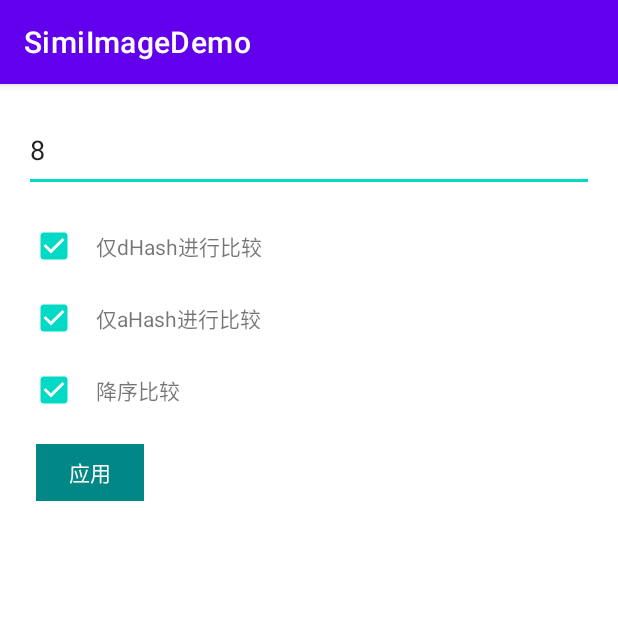
After one commit to panwj/pwjCode, an Android app: the SettingActivity screen opened directly, with no data from a screen before it, on a phone screen of 412 x 824 dp, the top half of it. The commit adds this screen. Run offline under Robolectric (Android 15) with nearby library versions, the phone set to English and light mode, and no system bars.

Commit message:
添加room数据库，优化展示场景

```diff
--- a/SimiImageDemo/app/build.gradle
+++ b/SimiImageDemo/app/build.gradle
@@ -52,6 +52,10 @@ dependencies {
 
     implementation 'com.github.bumptech.glide:glide:4.11.0'
     implementation project(path: ':OpencvSdk')
+
+    def room_version = "2.4.2"
+    implementation "androidx.room:room-runtime:$room_version"
+    annotationProcessor "androidx.room:room-compiler:$room_version"
 }
 
 static def getBuildId() {
--- a/SimiImageDemo/app/src/main/AndroidManifest.xml
+++ b/SimiImageDemo/app/src/main/AndroidManifest.xml
@@ -26,6 +26,7 @@
 
         <activity android:name=".GroupActivity" />
         <activity android:name=".SimiImageActivity" />
+        <activity android:name=".SettingActivity" />
     </application>
 
 </manifest>
--- a/SimiImageDemo/app/src/main/java/com/ex/simi/MainActivity.java
+++ b/SimiImageDemo/app/src/main/java/com/ex/simi/MainActivity.java
@@ -108,6 +108,11 @@ public class MainActivity extends AppCompatActivity implements PermissionHelper.
         }
     }
 
+    public void setting(View view) {
+        Intent intent = new Intent(MainActivity.this, SettingActivity.class);
+        startActivity(intent);
+    }
+
     private class Adapter extends BaseAdapter {
         List<Photo> photos;
 
--- /dev/null
+++ b/SimiImageDemo/app/src/main/java/com/ex/simi/SettingActivity.java
@@ -0,0 +1,103 @@
+package com.ex.simi;
+
+import android.content.Context;
+import android.content.SharedPreferences;
+import android.os.Bundle;
+import android.text.TextUtils;
+import android.view.View;
+import android.widget.CheckBox;
+import android.widget.CompoundButton;
+import android.widget.EditText;
+import android.widget.TextView;
+import android.widget.Toast;
+
+import androidx.annotation.Nullable;
+import androidx.appcompat.app.AppCompatActivity;
+
+import com.ex.simi.dao.PictureDaoManager;
+import com.ex.simi.util.Logv;
+
+public class SettingActivity extends AppCompatActivity {
+
+    private EditText mEditText;
+    private CheckBox mDCb, mACb, mDescCb;
+    private TextView mOk;
+    private boolean dHash = true, aHash = true, desc;
+
+    @Override
+    protected void onCreate(@Nullable Bundle savedInstanceState) {
+        super.onCreate(savedInstanceState);
+        setContentView(R.layout.activity_setting);
+        mEditText = findViewById(R.id.editText);
+        mDCb = findViewById(R.id.cb_dHash);
+        mACb = findViewById(R.id.cb_aHash);
+        mDescCb = findViewById(R.id.cb_desc);
+        mOk = findViewById(R.id.ok);
+
+        SharedPreferences sharedPreferences = getSharedPreferences(getApplicationContext().getPackageName() + "_preferences", Context.MODE_PRIVATE);
+        SharedPreferences.Editor editor = sharedPreferences.edit();
+
+        int sampleSize = sharedPreferences.getInt("sampleSize", 8);
+        dHash = sharedPreferences.getBoolean("dHash", true);
+        aHash = sharedPreferences.getBoolean("aHash", true);
+        desc = sharedPreferences.getBoolean("desc", true);
+//        Logv.e("setting sampleSize : " + sampleSize + "   dHash : " + dHash + "  aHash : " + aHash + "  desc : " + desc);
+
+        mDCb.setChecked(dHash);
+        mACb.setChecked(aHash);
+        mDescCb.setChecked(desc);
+        mEditText.setText("" + sampleSize);
+
+        mDCb.setOnCheckedChangeListener(new CompoundButton.OnCheckedChangeListener() {
+            @Override
+            public void onCheckedChanged(CompoundButton buttonView, boolean isChecked) {
+                dHash = isChecked;
+            }
+        });
+
+        mACb.setOnCheckedChangeListener(new CompoundButton.OnCheckedChangeListener() {
+            @Override
+            public void onCheckedChanged(CompoundButton buttonView, boolean isChecked) {
+                aHash = isChecked;
+            }
+        });
+
+        mDescCb.setOnCheckedChangeListener(new CompoundButton.OnCheckedChangeListener() {
+            @Override
+            public void onCheckedChanged(CompoundButton buttonView, boolean isChecked) {
+                desc = isChecked;
+            }
+        });
+
+        mOk.setOnClickListener(new View.OnClickListener() {
+            @Override
+            public void onClick(View v) {
+                String sm = mEditText.getText().toString();
+
+                if (TextUtils.isEmpty(sm)) {
+                    Toast.makeText(SettingActivity.this, "采样率必须设置", Toast.LENGTH_SHORT).show();
+                    return;
+                }
+
+                if (!(dHash || aHash)) {
+                    Toast.makeText(SettingActivity.this, "dHash 或 aHash 必须设置", Toast.LENGTH_SHORT).show();
+                    return;
+                }
+
+//                Logv.e(sm + "   " + dHash + "   " + aHash);
+                editor.putInt("sampleSize", Integer.valueOf(sm));
+                editor.putBoolean("dHash", dHash);
+                editor.putBoolean("aHash", aHash);
+                editor.putBoolean("desc", desc);
+                editor.commit();
+                new Thread(new Runnable() {
+                    @Override
+                    public void run() {
+                        PictureDaoManager.getDatabase(SettingActivity.this).getPictureDao().deleteAll();
+                    }
+                }).start();
+            }
+        });
+
+    }
+}
--- /dev/null
+++ b/SimiImageDemo/app/src/main/res/layout/activity_setting.xml
@@ -0,0 +1,82 @@
+<?xml version="1.0" encoding="utf-8"?>
+<androidx.constraintlayout.widget.ConstraintLayout xmlns:android="http://schemas.android.com/apk/res/android"
+    android:layout_width="match_parent"
+    android:layout_height="match_parent"
+    xmlns:app="http://schemas.android.com/apk/res-auto">
+
+    <EditText
+        android:id="@+id/editText"
+        android:layout_width="match_parent"
+        android:layout_height="56dp"
+        android:hint="默认采样8"
+        android:numeric="integer"
+        app:layout_constraintTop_toTopOf="parent"
+        android:layout_margin="16dp"/>
+
+    <CheckBox
+        android:id="@+id/cb_dHash"
+        android:layout_width="24dp"
+        android:layout_height="24dp"
+        android:layout_margin="24dp"
+        android:textColor="@color/black"
+        app:layout_constraintStart_toStartOf="parent"
+        app:layout_constraintTop_toBottomOf="@id/editText"/>
+
+    <TextView
+        app:layout_constraintTop_toTopOf="@id/cb_dHash"
+        app:layout_constraintBottom_toBottomOf="@id/cb_dHash"
+        app:layout_constraintStart_toEndOf="@id/cb_dHash"
+        android:text="仅dHash进行比较"
+        android:layout_width="200dp"
+        android:layout_marginStart="16dp"
+        android:layout_height="wrap_content" />
+
+    <CheckBox
+        android:id="@+id/cb_aHash"
+        android:layout_width="24dp"
+        android:layout_height="24dp"
+        android:layout_margin="24dp"
+        android:textColor="@color/black"
+        app:layout_constraintStart_toStartOf="parent"
+        app:layout_constraintTop_toBottomOf="@id/cb_dHash"/>
+
+    <TextView
+        app:layout_constraintTop_toTopOf="@id/cb_aHash"
+        app:layout_constraintBottom_toBottomOf="@id/cb_aHash"
+        app:layout_constraintStart_toEndOf="@id/cb_aHash"
+        android:text="仅aHash进行比较"
+        android:layout_width="200dp"
+        android:layout_marginStart="16dp"
+        android:layout_height="wrap_content" />
+
+    <CheckBox
+        android:id="@+id/cb_desc"
+        android:layout_width="24dp"
+        android:layout_height="24dp"
+        android:layout_margin="24dp"
+        android:textColor="@color/black"
+        app:layout_constraintStart_toStartOf="parent"
+        app:layout_constraintTop_toBottomOf="@id/cb_aHash"/>
+
+    <TextView
+        app:layout_constraintTop_toTopOf="@id/cb_desc"
+        app:layout_constraintBottom_toBottomOf="@id/cb_desc"
+        app:layout_constraintStart_toEndOf="@id/cb_desc"
+        android:text="降序比较"
+        android:layout_width="200dp"
+        android:layout_marginStart="16dp"
+        android:layout_height="wrap_content" />
+
+    <TextView
+        android:id="@+id/ok"
+        android:layout_width="72dp"
+        android:layout_height="38dp"
+        android:background="@color/teal_700"
+        android:layout_margin="24dp"
+        android:gravity="center"
+        android:textColor="@color/white"
+        app:layout_constraintTop_toBottomOf="@id/cb_desc"
+        app:layout_constraintStart_toStartOf="parent"
+        android:text="应用"/>
+
+</androidx.constraintlayout.widget.ConstraintLayout>
--- a/SimiImageDemo/app/src/main/res/layout/item1.xml
+++ b/SimiImageDemo/app/src/main/res/layout/item1.xml
@@ -7,7 +7,7 @@
     <TextView
         android:id="@+id/group"
         android:layout_width="match_parent"
-        android:layout_height="32dp"
+        android:layout_height="24dp"
         android:gravity="center"
         android:textColor="@color/white"
         android:textStyle="bold"
```
Also changed, not shown: SimiImageDemo/app/src/main/java/com/ex/simi/SimiImageActivity.java (+59 -20 lines), SimiImageDemo/app/src/main/java/com/ex/simi/adapter/SimiAdapter.java (+4 -4 lines), SimiImageDemo/app/src/main/java/com/ex/simi/cv/ImageCVHistogram.java (+4 -8 lines), SimiImageDemo/app/src/main/java/com/ex/simi/dao/PictureDao.java (added, +32 -0 lines), SimiImageDemo/app/src/main/java/com/ex/simi/dao/PictureDaoManager.java (added, +29 -0 lines), SimiImageDemo/app/src/main/java/com/ex/simi/entry/Picture.java (+71 -101 lines), SimiImageDemo/app/src/main/java/com/ex/simi/normal/ImageHashUtil.java (+3 -6 lines), SimiImageDemo/app/src/main/java/com/ex/simi/util/PhotoRepository.java (+12 -8 lines), SimiImageDemo/app/src/main/res/layout/activity_main.xml (+7 -0 lines), SimiImageDemo/app/src/main/res/layout/simi_image_activity_layout.xml (+24 -2 lines).
